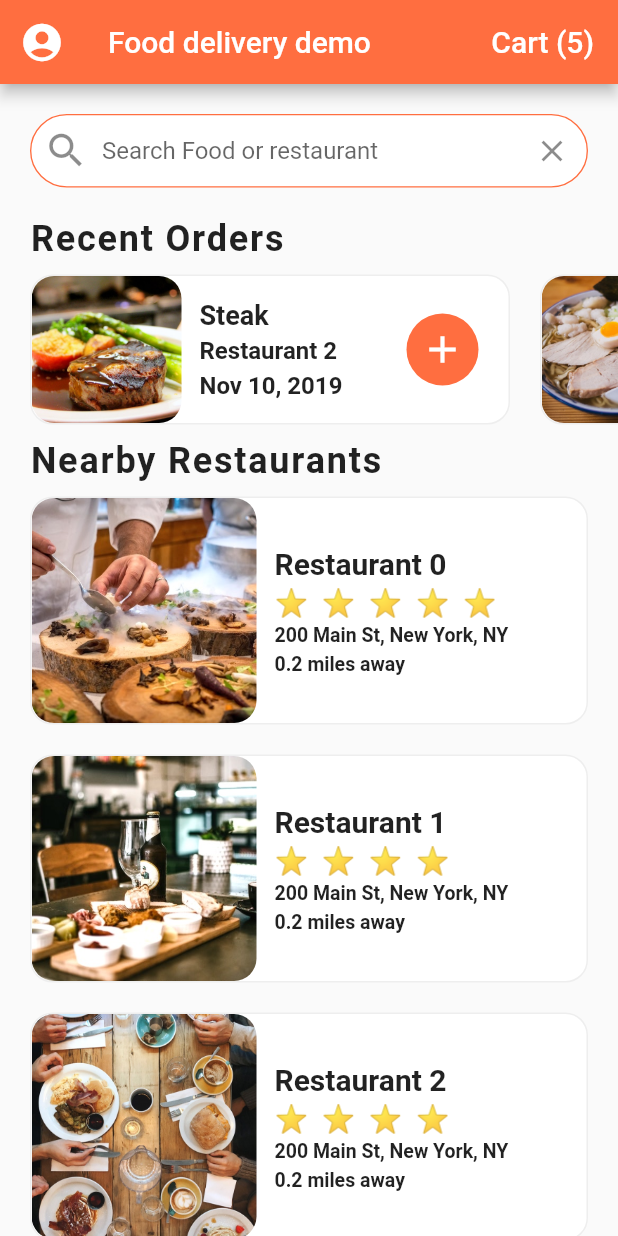
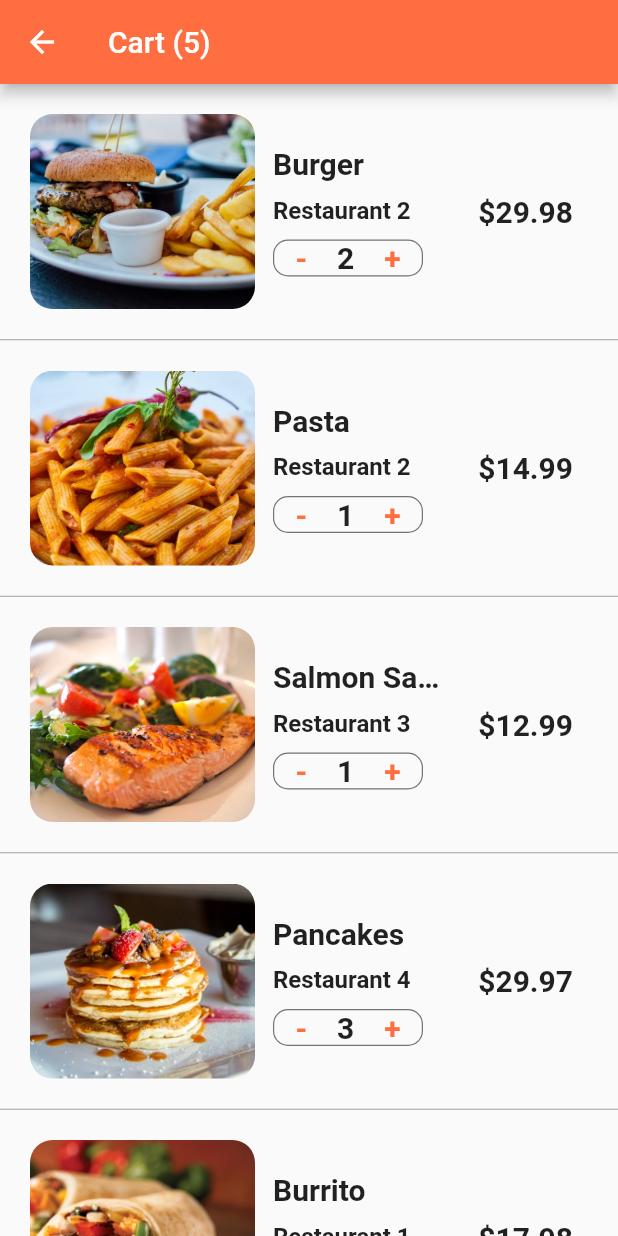
Before and after one commit to giovapanasiti/food_delivery_app, a Flutter app: the screen it shows after launch, after a tap on an icon or button, on a phone screen of 412 x 824 dp. Run offline on Flutter 3.47's test engine with Material 2 defaults, Android fonts, the phone set to English and light mode, and no system bars.

Commit message:
add cart screen

```diff
--- /dev/null
+++ b/lib/screens/cart_screen.dart
@@ -0,0 +1,131 @@
+import 'package:flutter/material.dart';
+import 'package:flutter_food_delivery_ui/data/data.dart';
+import 'package:flutter_food_delivery_ui/models/order.dart';
+
+class CartScreen extends StatefulWidget {
+  @override
+  _CartScreenState createState() => _CartScreenState();
+}
+
+class _CartScreenState extends State<CartScreen> {
+  _buildCartItem(Order order) {
+    return Container(
+      padding: EdgeInsets.all(20.0),
+      height: 170.0,
+      child: Row(
+        children: <Widget>[
+          Expanded(
+            child: Row(
+              children: <Widget>[
+                Container(
+                  width: 150.0,
+                  decoration: BoxDecoration(
+                      image: DecorationImage(
+                        image: AssetImage(order.food.imageUrl),
+                        fit: BoxFit.cover,
+                      ),
+                      borderRadius: BorderRadius.circular(15.0)),
+                ),
+                Expanded(
+                  child: Container(
+                    margin: EdgeInsets.all(12.0),
+                    child: Column(
+                      mainAxisAlignment: MainAxisAlignment.center,
+                      crossAxisAlignment: CrossAxisAlignment.start,
+                      children: <Widget>[
+                        Text(
+                          order.food.name,
+                          style: TextStyle(
+                            fontSize: 20.0,
+                            fontWeight: FontWeight.bold,
+                          ),
+                          overflow: TextOverflow.ellipsis,
+                        ),
+                        SizedBox(
+                          height: 10.0,
+                        ),
+                        Text(
+                          order.restaurant.name,
+                          style: TextStyle(
+                            fontSize: 16.0,
+                            fontWeight: FontWeight.w600,
+                          ),
+                          overflow: TextOverflow.ellipsis,
+                        ),
+                        SizedBox(
+                          height: 10.0,
+                        ),
+                        Container(
+                          width: 100.0,
+                          decoration: BoxDecoration(
+                            borderRadius: BorderRadius.circular(10.0),
+                            border:
+                                Border.all(width: 0.8, color: Colors.black54),
+                          ),
+                          child: Row(
+                            mainAxisAlignment: MainAxisAlignment.center,
+                            children: <Widget>[
+                              GestureDetector(
+                                onTap: () {},
+                                child: Text('-',
+                                    style: TextStyle(
+                                        color: Theme.of(context).primaryColor,
+                                        fontSize: 20.0,
+                                        fontWeight: FontWeight.w600)),
+                              ),
+                              SizedBox(
+                                width: 20.0,
+                              ),
+                              Text(order.quantity.toString(),
+                                  style: TextStyle(
+                                      fontSize: 20.0,
+                                      fontWeight: FontWeight.w600)),
+                              SizedBox(
+                                width: 20.0,
+                              ),
+                              GestureDetector(
+                                onTap: () {},
+                                child: Text('+',
+                                    style: TextStyle(
+                                        color: Theme.of(context).primaryColor,
+                                        fontSize: 20.0,
+                                        fontWeight: FontWeight.w600)),
+                              ),
+                            ],
+                          ),
+                        )
+                      ],
+                    ),
+                  ),
+                )
+              ],
+            ),
+          ),
+          Container(
+            margin: EdgeInsets.all(10.0),
+            child: Text('\$${order.quantity * order.food.price}',
+                style: TextStyle(fontSize: 20.0, fontWeight: FontWeight.w600)),
+          )
+        ],
+      ),
+    );
+  }
+
+  @override
+  Widget build(BuildContext context) {
+    return Scaffold(
+      appBar: AppBar(
+        title: Text('Cart (${currentUser.cart.length})'),
+      ),
+      body: ListView.separated(
+          itemBuilder: (BuildContext context, int index) {
+            Order order = currentUser.cart[index];
+            return _buildCartItem(order);
+          },
+          separatorBuilder: (BuildContext context, int index) {
+            return Divider(height: 1.0, color: Colors.grey);
+          },
+          itemCount: currentUser.cart.length),
+    );
+  }
+}
--- a/lib/screens/home_screen.dart
+++ b/lib/screens/home_screen.dart
@@ -1,4 +1,5 @@
 import 'package:flutter/material.dart';
+import 'package:flutter_food_delivery_ui/screens/cart_screen.dart';
 import 'package:flutter_food_delivery_ui/widgets/nearby_restaurants.dart';
 import 'package:flutter_food_delivery_ui/widgets/recent_orders.dart';
 import 'package:flutter_food_delivery_ui/widgets/search_bar.dart';
@@ -26,16 +27,15 @@ class _HomeScreenState extends State<HomeScreen> {
               'Cart (${currentUser.cart.length})',
               style: TextStyle(color: Colors.white, fontSize: 20.0),
             ),
-            onPressed: () {},
+            onPressed: () => Navigator.push(
+              context,
+              MaterialPageRoute(builder: (_) => CartScreen()),
+            ),
           )
         ],
       ),
       body: ListView(
-        children: <Widget>[
-          SearchBar(),
-          RecentOrders(),
-          NearbyRestaurants()
-        ],
+        children: <Widget>[SearchBar(), RecentOrders(), NearbyRestaurants()],
       ),
     );
   }
--- a/lib/screens/restaurant_screen.dart
+++ b/lib/screens/restaurant_screen.dart
@@ -26,7 +26,8 @@ class _RestaurantScreenState extends State<RestaurantScreen> {
                   image: AssetImage(menuItem.imageUrl), fit: BoxFit.cover),
               borderRadius: BorderRadius.circular(15.0)),
         ),
-        Container( // gradient overlay
+        Container(
+          // gradient overlay
           height: 175.0,
           width: 175.0,
           decoration: BoxDecoration(
@@ -83,8 +84,7 @@ class _RestaurantScreenState extends State<RestaurantScreen> {
                   iconSize: 30.0,
                   color: Colors.white,
                   onPressed: () {}),
-          )
-        )
+            ))
       ],
     ));
   }
--- a/lib/widgets/recent_orders.dart
+++ b/lib/widgets/recent_orders.dart
@@ -62,7 +62,8 @@ class RecentOrders extends StatelessWidget {
               ],
             ),
           ),
-          Container( // button
+          Container(
+            // button
             margin: EdgeInsets.only(right: 20.0),
             width: 48.0,
             decoration: BoxDecoration(
@@ -97,7 +98,8 @@ class RecentOrders extends StatelessWidget {
         Container(
           height: 120.0,
           child: ListView.builder(
-              physics: BouncingScrollPhysics(), // on android devices is not default the bouncing effect
+              physics:
+                  BouncingScrollPhysics(), // on android devices is not default the bouncing effect
               padding: EdgeInsets.only(left: 10.0),
               scrollDirection: Axis.horizontal,
               itemCount: currentUser.orders.length,
--- a/lib/widgets/restaurant_row.dart
+++ b/lib/widgets/restaurant_row.dart
@@ -19,7 +19,8 @@ class RestaurantRow extends StatelessWidget {
         children: <Widget>[
           ClipRRect(
             borderRadius: BorderRadius.circular(15.0),
-            child: Hero( //wrapping both images in the hero widget and giving both of them the same tag will make it animate
+            child: Hero(
+              //wrapping both images in the hero widget and giving both of them the same tag will make it animate
               tag: restaurant.imageUrl, //we need a unique id to animate it
               child: Image(
                   width: 150.0,
```
Also changed, not shown: lib/widgets/rating_stars.dart (+5 -3 lines). Lines whose indentation alone changed are shown as unchanged.
